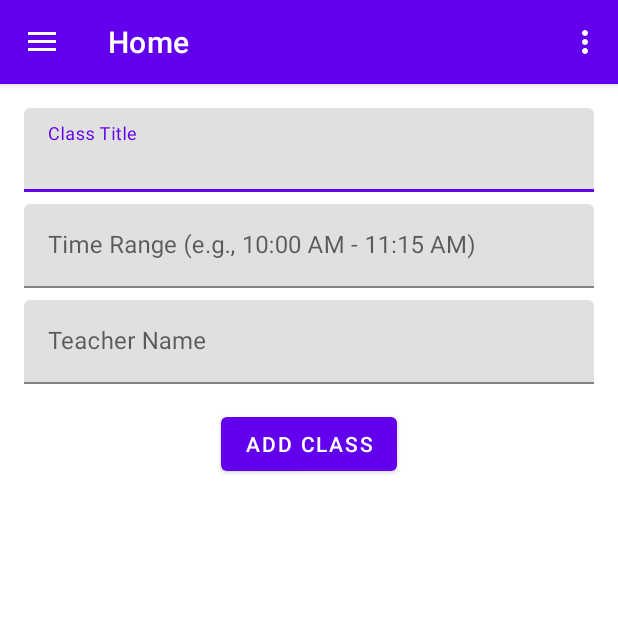
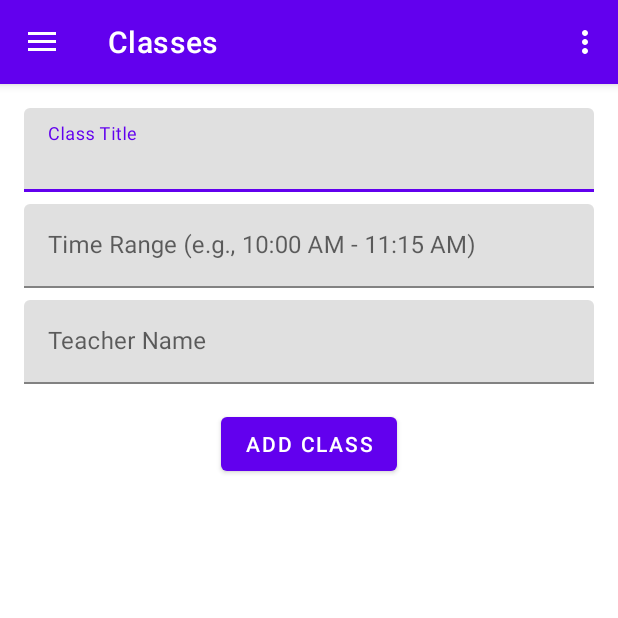
Before and after one commit to samcarozzi/Project1_2340, an Android app: the screen it shows after launch (MainActivity), on a phone screen of 412 x 824 dp, the top half of it. Run offline under Robolectric (Android 15) with nearby library versions, the phone set to English and light mode, and no system bars; our stand-ins replace navigation-ui.

Commit message:
remove classes tab

```diff
--- a/app/src/main/res/menu/activity_main_drawer.xml
+++ b/app/src/main/res/menu/activity_main_drawer.xml
@@ -6,12 +6,9 @@
     <group android:checkableBehavior="single">
         <item
             android:id="@+id/nav_home"
-            android:icon="@drawable/ic_menu_home"
-            android:title="@string/menu_home" />
-        <item
-            android:id="@+id/classStore"
             android:icon="@drawable/ic_menu_academic_classes"
             android:title="@string/menu_classStore" />
+
         <item
             android:id="@+id/assignmentStore"
             android:icon="@drawable/ic_menu_assignments"
--- a/app/src/main/res/navigation/mobile_navigation.xml
+++ b/app/src/main/res/navigation/mobile_navigation.xml
@@ -8,14 +8,10 @@
     <fragment
         android:id="@+id/nav_home"
         android:name="com.example.project1.ui.home.HomeFragment"
-        android:label="@string/menu_home"
+        android:label="@string/menu_classStore"
         tools:layout="@layout/fragment_home" />
 
-    <fragment
-        android:id="@+id/classStore"
-        android:name="com.example.project1.ui.classStore.ClassStoreFragment"
-        android:label="@string/menu_classStore"
-        tools:layout="@layout/fragment_class_store" />
+
 
     <fragment
         android:id="@+id/assignmentStore"
```
